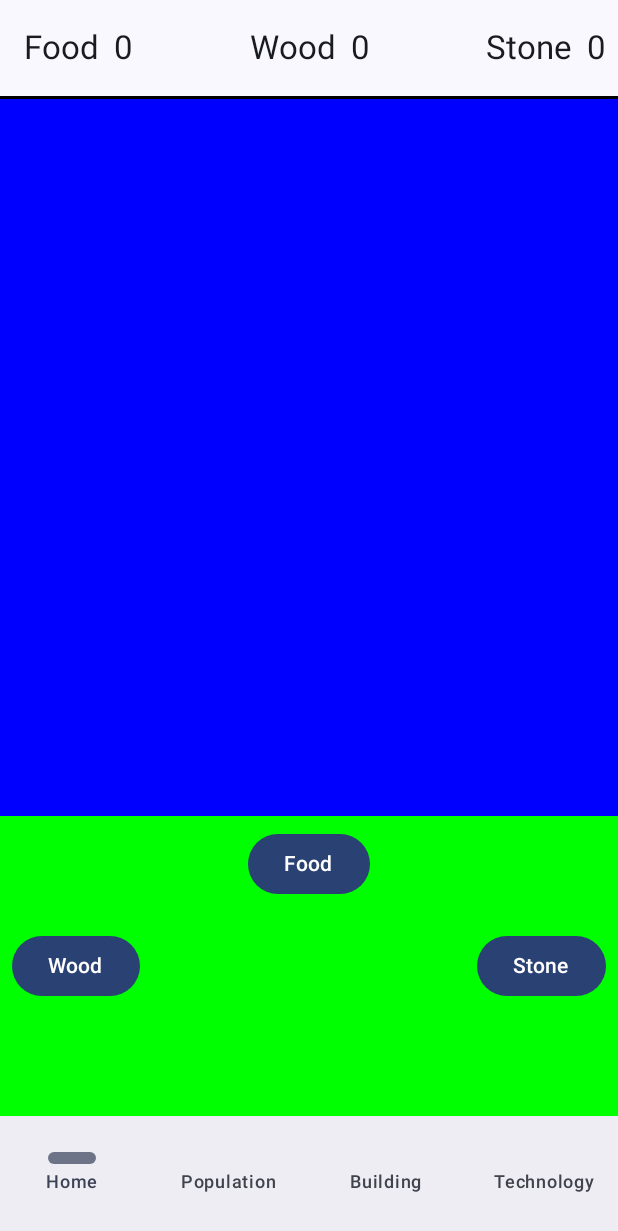
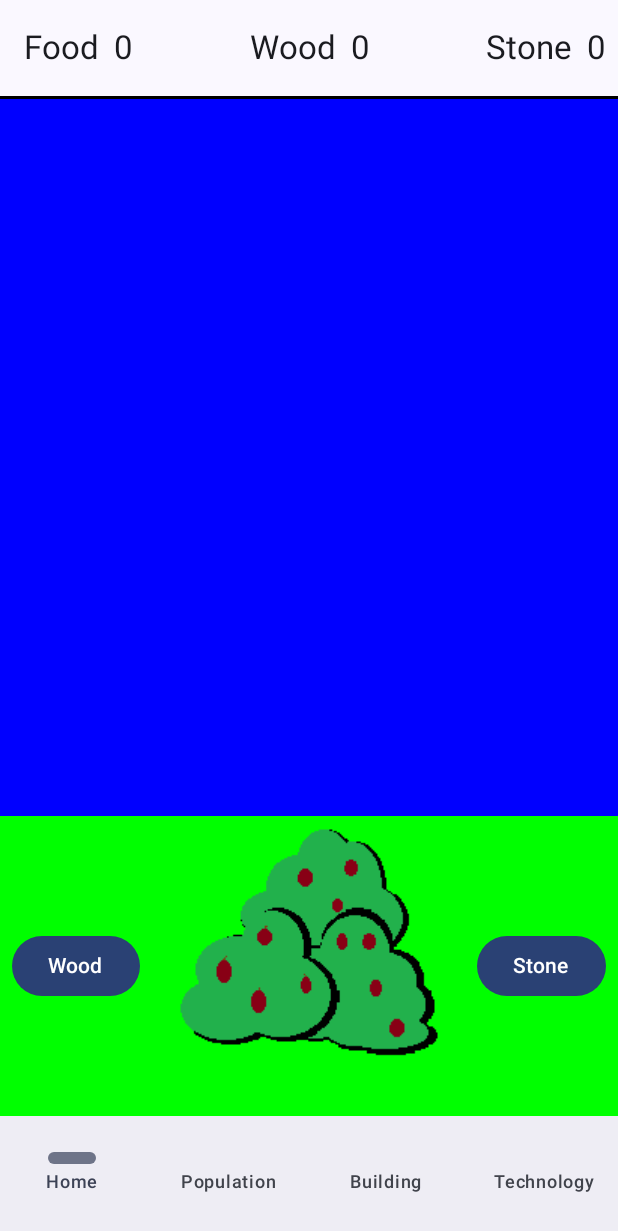
Before and after one commit to HomeTownUS/TapCivilizationRecreation, an Android app built with Jetpack Compose: the screen it shows after launch (MainActivity), on a phone screen of 412 x 824 dp. Shown: the top 1231 px of the screen. Run offline under Robolectric (Android 15) with nearby library versions, the phone set to English and light mode, and no system bars.

Commit message:
Swapped food button for a custom image

```diff
--- a/app/src/main/java/my/tapEvolution/ui/HomeScreen.kt
+++ b/app/src/main/java/my/tapEvolution/ui/HomeScreen.kt
@@ -1,6 +1,8 @@
 package my.tapEvolution.ui
 
+import androidx.compose.foundation.Image
 import androidx.compose.foundation.background
+import androidx.compose.foundation.clickable
 import androidx.compose.foundation.layout.Box
 import androidx.compose.foundation.layout.Column
 import androidx.compose.foundation.layout.Spacer
@@ -14,8 +16,10 @@ import androidx.compose.runtime.Composable
 import androidx.compose.ui.Alignment
 import androidx.compose.ui.Modifier
 import androidx.compose.ui.graphics.Color
+import androidx.compose.ui.res.painterResource
 import androidx.compose.ui.text.style.LineHeightStyle
 import androidx.compose.ui.unit.dp
+import my.tapEvolution.R
 import my.tapEvolution.TapViewModel
 
 @Composable
@@ -64,13 +68,11 @@ fun HomeScreen(vm: TapViewModel) {
             ) {
                 Text("Sidebar")
             }*/
-
-            Button(
-                onClick = {vm.tapFood()},
-                modifier = Modifier.padding(8.dp).align(Alignment.TopCenter)
-            ) {
-                Text("Food")
-            }
+            Image(
+                painter = painterResource(id = R.drawable.foodbush),
+                contentDescription = "Food button",
+                modifier = Modifier.clickable{vm.tapFood()}.padding(8.dp).align(Alignment.TopCenter)
+            )
 
             Button(
                 onClick = {vm.tapStone()},
```
